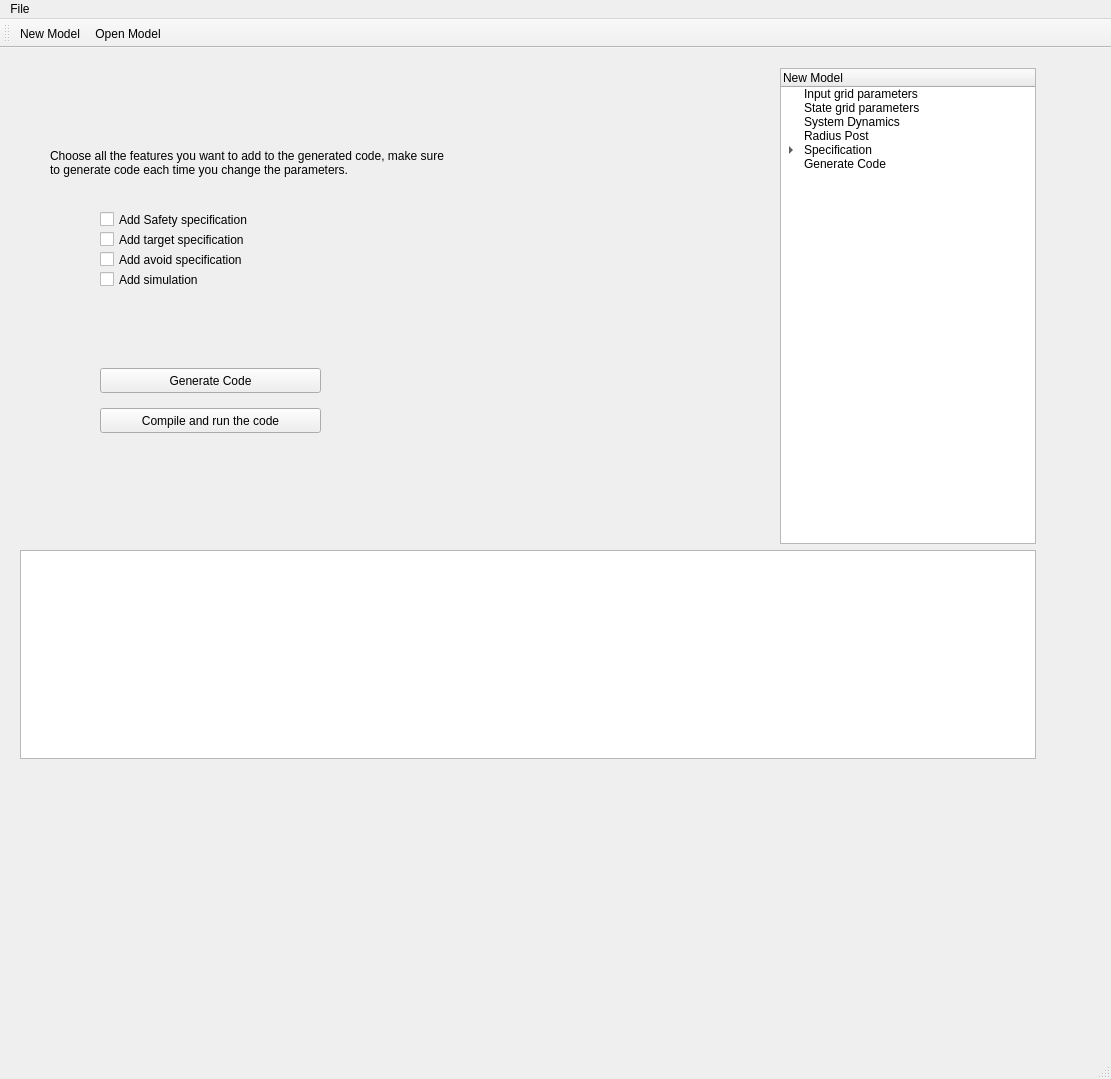
Qt form mainwindow.ui (dahiyaaneesh/SCOTS_GUI.0.1) before a commit.
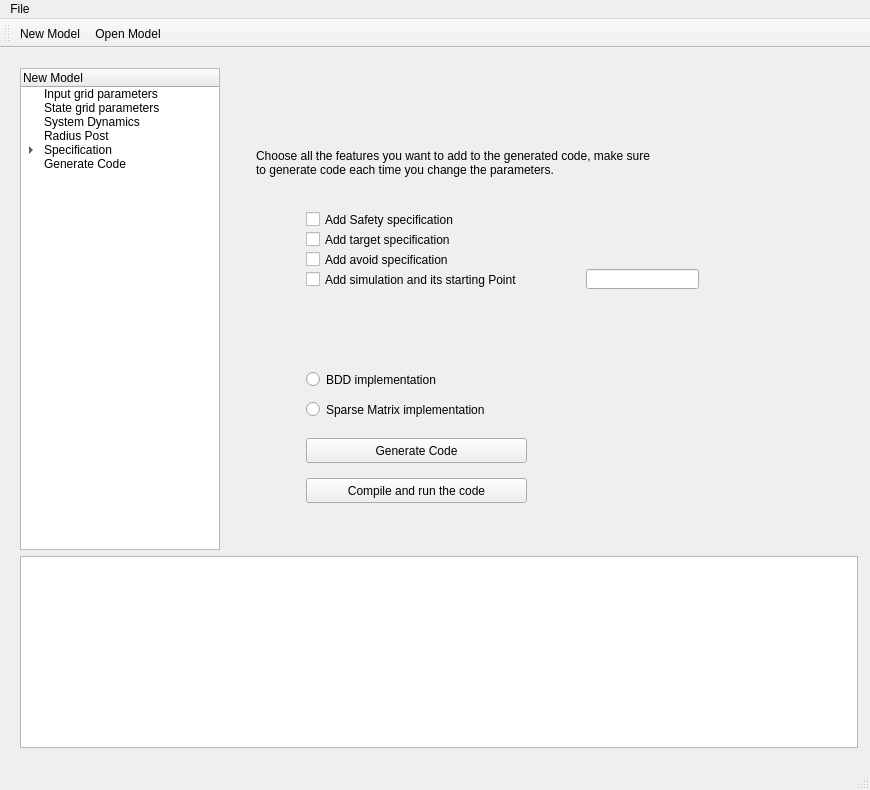
The same form after that commit. The open tabs and pages were chosen to show the change.

Diff of the .ui file:
```diff
--- a/mainwindow.ui
+++ b/mainwindow.ui
@@ -6,8 +6,8 @@
    <rect>
     <x>0</x>
     <y>0</y>
-    <width>1111</width>
-    <height>1079</height>
+    <width>870</width>
+    <height>790</height>
    </rect>
   </property>
   <property name="sizePolicy">
@@ -18,8 +18,14 @@
   </property>
   <property name="minimumSize">
    <size>
-    <width>973</width>
-    <height>864</height>
+    <width>870</width>
+    <height>790</height>
+   </size>
+  </property>
+  <property name="maximumSize">
+   <size>
+    <width>870</width>
+    <height>790</height>
    </size>
   </property>
   <property name="windowTitle">
@@ -37,21 +43,99 @@
      <rect>
       <x>9</x>
       <y>9</y>
-      <width>1038</width>
-      <height>713</height>
+      <width>860</width>
+      <height>702</height>
      </rect>
     </property>
     <layout class="QVBoxLayout" name="verticalLayout_20">
      <item>
       <layout class="QHBoxLayout" name="horizontalLayout_9">
+       <item>
+        <widget class="QTreeWidget" name="treeWidget_newmodel">
+         <property name="sizePolicy">
+          <sizepolicy hsizetype="Minimum" vsizetype="Preferred">
+           <horstretch>0</horstretch>
+           <verstretch>0</verstretch>
+          </sizepolicy>
+         </property>
+         <property name="maximumSize">
+          <size>
+           <width>200</width>
+           <height>16777215</height>
+          </size>
+         </property>
+         <property name="focusPolicy">
+          <enum>Qt::ClickFocus</enum>
+         </property>
+         <property name="autoFillBackground">
+          <bool>true</bool>
+         </property>
+         <column>
+          <property name="text">
+           <string>New Model</string>
+          </property>
+         </column>
+         <item>
+          <property name="text">
+           <string>Input grid parameters</string>
+          </property>
+         </item>
+         <item>
+          <property name="text">
+           <string>State grid parameters</string>
+          </property>
+         </item>
+         <item>
+          <property name="text">
+           <string>System Dynamics</string>
+          </property>
+         </item>
+         <item>
+          <property name="text">
+           <string>Radius Post</string>
+          </property>
+         </item>
+         <item>
+          <property name="text">
+           <string>Specification</string>
+          </property>
+          <item>
+           <property name="text">
+            <string>Reach</string>
+           </property>
+          </item>
+          <item>
+           <property name="text">
+            <string>Avoid</string>
+           </property>
+          </item>
+          <item>
+           <property name="text">
+            <string>safety</string>
+           </property>
+          </item>
+         </item>
+         <item>
+          <property name="text">
+           <string>Generate Code</string>
+          </property>
+         </item>
+        </widget>
+       </item>
        <item>
         <widget class="QStackedWidget" name="new_model_stacked_widget">
          <property name="sizePolicy">
-          <sizepolicy hsizetype="Expanding" vsizetype="Preferred">
+          <sizepolicy hsizetype="Preferred" vsizetype="Preferred">
            <horstretch>0</horstretch>
            <verstretch>0</verstretch>
           </sizepolicy>
          </property>
+         <property name="maximumSize">
+          <size>
+           <width>650</width>
+           <height>500</height>
+          </size>
+         </property>
          <property name="frameShape">
           <enum>QFrame::NoFrame</enum>
          </property>
@@ -1225,7 +1309,7 @@
            <property name="geometry">
             <rect>
              <x>80</x>
-             <y>300</y>
+             <y>370</y>
              <width>221</width>
              <height>25</height>
             </rect>
@@ -1244,7 +1328,7 @@
            <property name="geometry">
             <rect>
              <x>80</x>
-             <y>340</y>
+             <y>410</y>
              <width>221</width>
              <height>25</height>
             </rect>
@@ -1303,12 +1387,12 @@
             <rect>
              <x>80</x>
              <y>200</y>
-             <width>131</width>
+             <width>271</width>
              <height>23</height>
             </rect>
            </property>
            <property name="text">
-            <string>Add simulation</string>
+            <string>Add simulation and its starting Point</string>
            </property>
           </widget>
           <widget class="QLabel" name="label_15">
@@ -1324,6 +1408,53 @@
             <string>&lt;html&gt;&lt;head/&gt;&lt;body&gt;&lt;li align=&quot;justify&quot;&gt;Choose all the features you want to add to the generated code, make sure&lt;/li&gt;&lt;li align=&quot;justify&quot;&gt; to generate code each time you change the parameters.&lt;/li&gt;&lt;/body&gt;&lt;/html&gt;</string>
            </property>
           </widget>
+          <widget class="QRadioButton" name="radioButton_BDD">
+           <property name="geometry">
+            <rect>
+             <x>80</x>
+             <y>300</y>
+             <width>201</width>
+             <height>23</height>
+            </rect>
+           </property>
+           <property name="text">
+            <string>BDD implementation</string>
+           </property>
+          </widget>
+          <widget class="QRadioButton" name="radioButton_sparse">
+           <property name="geometry">
+            <rect>
+             <x>80</x>
+             <y>330</y>
+             <width>231</width>
+             <height>23</height>
+            </rect>
+           </property>
+           <property name="text">
+            <string>Sparse Matrix implementation</string>
+           </property>
+          </widget>
+          <widget class="QLineEdit" name="lineEdit_sim_statrting_point">
+           <property name="geometry">
+            <rect>
+             <x>360</x>
+             <y>201</y>
+             <width>113</width>
+             <height>20</height>
+            </rect>
+           </property>
+          </widget>
+          <zorder>pushButton</zorder>
+          <zorder>pushButton_compileandrun</zorder>
+          <zorder>checkBox_add_safety</zorder>
+          <zorder>checkBox_add_target</zorder>
+          <zorder>checkBox_add_avoid</zorder>
+          <zorder>checkBox_add_simulation</zorder>
+          <zorder>label_15</zorder>
+          <zorder>radioButton_BDD</zorder>
+          <zorder>radioButton_sparse</zorder>
+          <zorder>lineEdit_sim_statrting_point</zorder>
+          <zorder>treeWidget_newmodel</zorder>
          </widget>
          <widget class="QWidget" name="page_9">
           <layout class="QVBoxLayout" name="verticalLayout_23">
@@ -1596,102 +1727,23 @@
          </widget>
         </widget>
        </item>
-       <item>
-        <spacer name="horizontalSpacer_2">
-         <property name="orientation">
-          <enum>Qt::Horizontal</enum>
-         </property>
-         <property name="sizeType">
-          <enum>QSizePolicy::Minimum</enum>
-         </property>
-         <property name="sizeHint" stdset="0">
-          <size>
-           <width>40</width>
-           <height>20</height>
-          </size>
-         </property>
-        </spacer>
-       </item>
-       <item>
-        <layout class="QVBoxLayout" name="verticalLayout_16">
-         <item>
-          <widget class="QTreeWidget" name="treeWidget_newmodel">
-           <property name="sizePolicy">
-            <sizepolicy hsizetype="Minimum" vsizetype="Preferred">
-             <horstretch>0</horstretch>
-             <verstretch>0</verstretch>
-            </sizepolicy>
-           </property>
-           <property name="maximumSize">
-            <size>
-             <width>256</width>
-             <height>16777215</height>
-            </size>
-           </property>
-           <property name="focusPolicy">
-            <enum>Qt::ClickFocus</enum>
-           </property>
-           <property name="autoFillBackground">
-            <bool>true</bool>
-           </property>
-           <column>
-            <property name="text">
-             <string>New Model</string>
-            </property>
-           </column>
-           <item>
-            <property name="text">
-             <string>Input grid parameters</string>
-            </property>
-           </item>
-           <item>
-            <property name="text">
-             <string>State grid parameters</string>
-            </property>
-           </item>
-           <item>
-            <property name="text">
-             <string>System Dynamics</string>
-            </property>
-           </item>
-           <item>
-            <property name="text">
-             <string>Radius Post</string>
-            </property>
-           </item>
-           <item>
-            <property name="text">
-             <string>Specification</string>
-            </property>
-            <item>
-             <property name="text">
-              <string>Reach</string>
-             </property>
-            </item>
-            <item>
-             <property name="text">
-              <string>Avoid</string>
-             </property>
-            </item>
-            <item>
-             <property name="text">
-              <string>safety</string>
-             </property>
-            </item>
-           </item>
-           <item>
-            <property name="text">
-             <string>Generate Code</string>
-            </property>
-           </item>
-          </widget>
-         </item>
-        </layout>
-       </item>
       </layout>
      </item>
      <item>
-      <widget class="QTextBrowser" name="textBrowser_status"/>
+      <widget class="QTextBrowser" name="textBrowser_status">
+       <property name="sizePolicy">
+        <sizepolicy hsizetype="Preferred" vsizetype="Preferred">
+         <horstretch>0</horstretch>
+         <verstretch>0</verstretch>
+        </sizepolicy>
+       </property>
+       <property name="maximumSize">
+        <size>
+         <width>850</width>
+         <height>16777215</height>
+        </size>
+       </property>
+      </widget>
      </item>
     </layout>
    </widget>
@@ -1707,7 +1759,7 @@
     <rect>
      <x>0</x>
      <y>0</y>
-     <width>1111</width>
+     <width>870</width>
      <height>22</height>
     </rect>
    </property>
```
Left out of the diff: 8 changed lines with no effect on the pictures.
